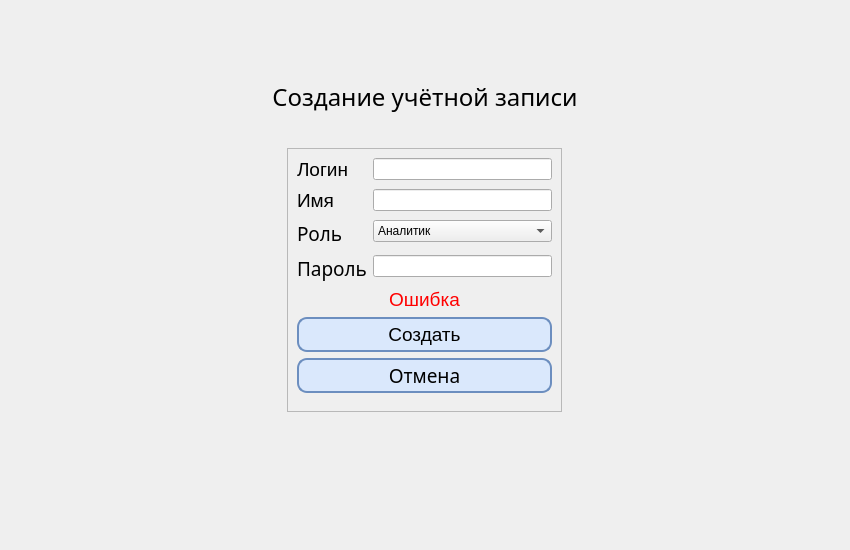
Qt form DialogWindows/UI/AccountCreate.ui (G3RKA/EFS-Energy-Forecasting-System) before a commit.
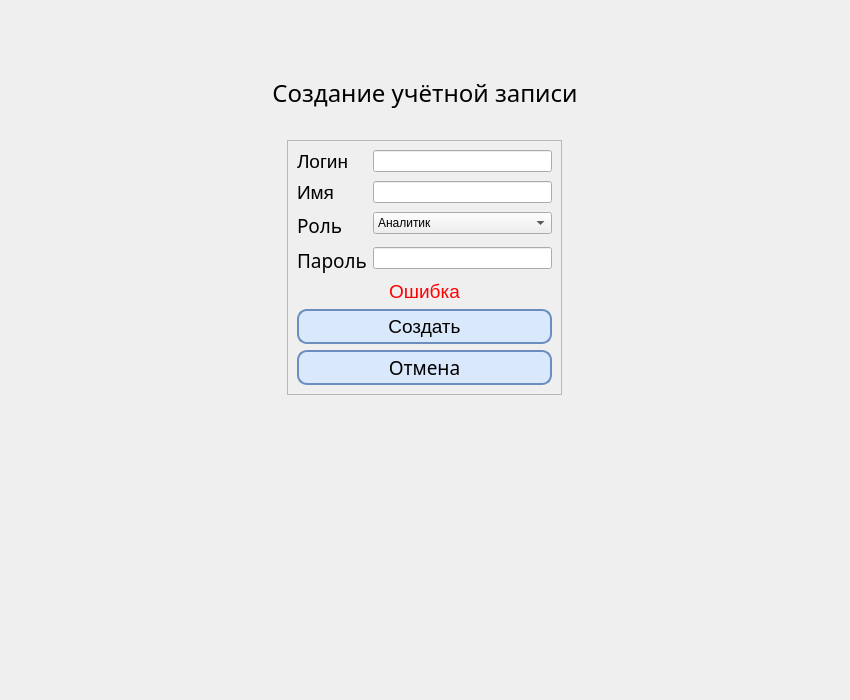
The same form after that commit. Icons and pictures are not drawn. Custom widgets are drawn as their Qt base class.

Diff of the .ui file:
```diff
--- a/DialogWindows/UI/AccountCreate.ui
+++ b/DialogWindows/UI/AccountCreate.ui
@@ -7,19 +7,19 @@
     <x>0</x>
     <y>0</y>
     <width>850</width>
-    <height>550</height>
+    <height>700</height>
    </rect>
   </property>
   <property name="minimumSize">
    <size>
     <width>850</width>
-    <height>550</height>
+    <height>700</height>
    </size>
   </property>
   <property name="maximumSize">
    <size>
     <width>850</width>
-    <height>550</height>
+    <height>700</height>
    </size>
   </property>
   <property name="windowTitle">
@@ -47,7 +47,7 @@
 	background-color: #a7c8fc;
 }</string>
   </property>
-  <layout class="QVBoxLayout" name="verticalLayout" stretch="1,1,5">
+  <layout class="QVBoxLayout" name="verticalLayout" stretch="1,1,8">
    <property name="spacing">
     <number>0</number>
    </property>
@@ -58,7 +58,7 @@
     <number>27</number>
    </property>
    <property name="bottomMargin">
-    <number>60</number>
+    <number>45</number>
    </property>
    <item alignment="Qt::AlignmentFlag::AlignHCenter|Qt::AlignmentFlag::AlignTop">
     <widget class="SystemLabel" name="SysLabel" native="true">
@@ -120,6 +120,12 @@
    </item>
    <item alignment="Qt::AlignmentFlag::AlignHCenter|Qt::AlignmentFlag::AlignTop">
     <widget class="QFrame" name="SettingLayout">
+     <property name="sizePolicy">
+      <sizepolicy hsizetype="Preferred" vsizetype="Expanding">
+       <horstretch>0</horstretch>
+       <verstretch>0</verstretch>
+      </sizepolicy>
+     </property>
      <property name="minimumSize">
       <size>
        <width>275</width>
@@ -128,8 +134,8 @@
      </property>
      <property name="maximumSize">
       <size>
-       <width>9999</width>
-       <height>350</height>
+       <width>450</width>
+       <height>9999</height>
       </size>
      </property>
      <property name="frameShape">
@@ -143,7 +149,7 @@
        <number>6</number>
       </property>
       <property name="bottomMargin">
-       <number>18</number>
+       <number>9</number>
       </property>
       <item>
        <layout class="QFormLayout" name="formLayout">
@@ -230,7 +236,7 @@
         <property name="maximumSize">
          <size>
           <width>16777215</width>
-          <height>45</height>
+          <height>999</height>
          </size>
         </property>
         <property name="palette">
@@ -271,6 +277,9 @@
         <property name="alignment">
          <set>Qt::AlignmentFlag::AlignCenter</set>
         </property>
+        <property name="wordWrap">
+         <bool>true</bool>
+        </property>
        </widget>
       </item>
       <item>
```
